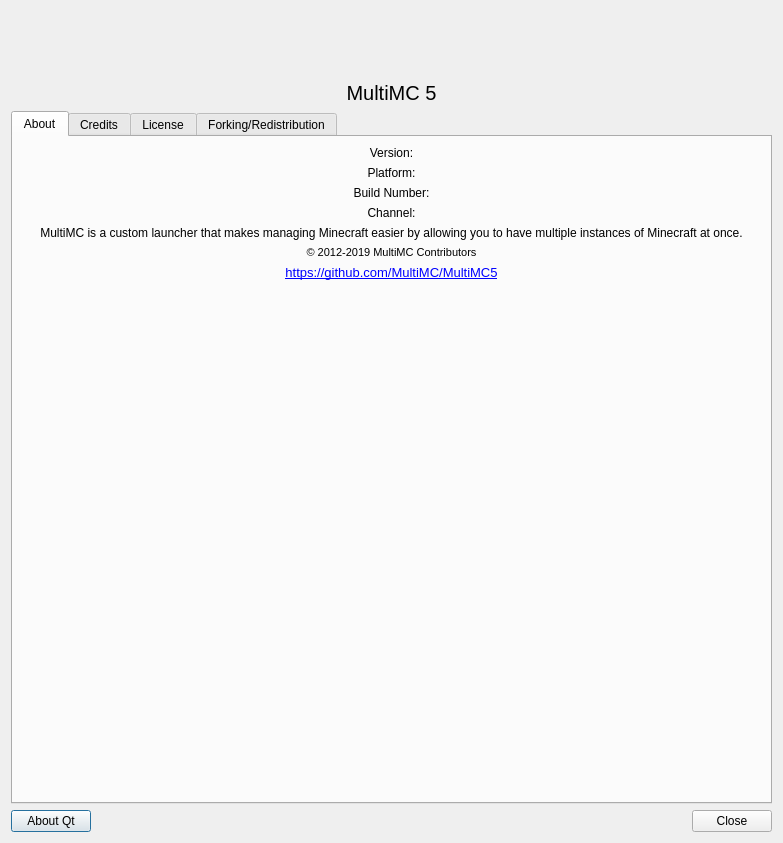
Before: the Qt Designer form src/application/dialogs/AboutDialog.ui in Flyer737/MoonMC, drawn with Qt 5.
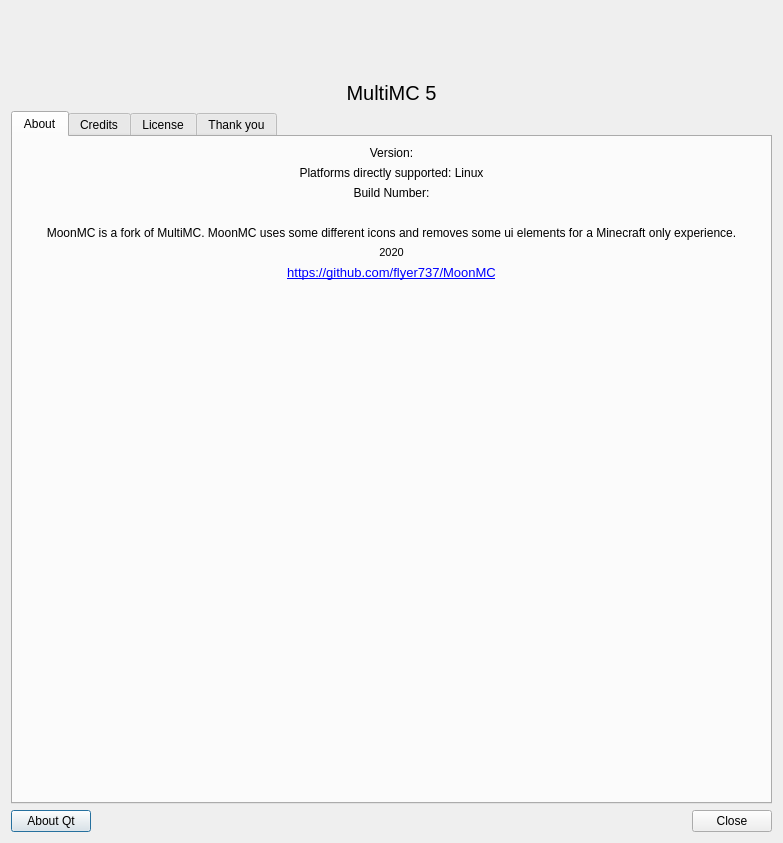
After: the same form once the commit is applied.

```diff
--- a/src/application/dialogs/AboutDialog.ui
+++ b/src/application/dialogs/AboutDialog.ui
@@ -113,7 +113,7 @@
        <item>
         <widget class="QLabel" name="platformLabel">
          <property name="text">
-          <string>Platform:</string>
+          <string>Platforms directly supported: Linux</string>
          </property>
          <property name="alignment">
           <set>Qt::AlignCenter</set>
@@ -133,7 +133,7 @@
        <item>
         <widget class="QLabel" name="channelLabel">
          <property name="text">
-          <string>Channel:</string>
+          <string></string>
          </property>
          <property name="alignment">
           <set>Qt::AlignCenter</set>
@@ -146,7 +146,7 @@
           <bool>true</bool>
          </property>
          <property name="text">
-          <string>&lt;html&gt;&lt;head/&gt;&lt;body&gt;&lt;p&gt;MultiMC is a custom launcher that makes managing Minecraft easier by allowing you to have multiple instances of Minecraft at once.&lt;/p&gt;&lt;/body&gt;&lt;/html&gt;</string>
+          <string>&lt;html&gt;&lt;head/&gt;&lt;body&gt;&lt;p&gt;MoonMC is a fork of MultiMC. MoonMC uses some different icons and removes some ui elements for a Minecraft only experience.&lt;/p&gt;&lt;/body&gt;&lt;/html&gt;</string>
          </property>
          <property name="alignment">
           <set>Qt::AlignCenter</set>
@@ -165,7 +165,7 @@
           </font>
          </property>
          <property name="text">
-          <string>© 2012-2019 MultiMC Contributors</string>
+          <string>2020</string>
          </property>
          <property name="alignment">
           <set>Qt::AlignCenter</set>
@@ -180,7 +180,7 @@
           </font>
          </property>
          <property name="text">
-          <string notr="true">&lt;html&gt;&lt;head/&gt;&lt;body&gt;&lt;p&gt;&lt;a href=&quot;https://github.com/MultiMC/MultiMC5&quot;&gt;https://github.com/MultiMC/MultiMC5&lt;/a&gt;&lt;/p&gt;&lt;/body&gt;&lt;/html&gt;</string>
+          <string notr="true">&lt;html&gt;&lt;head/&gt;&lt;body&gt;&lt;p&gt;&lt;a href=&quot;https://github.com/flyer737/MoonMC&quot;&gt;https://github.com/flyer737/MoonMC&lt;/a&gt;&lt;/p&gt;&lt;/body&gt;&lt;/html&gt;</string>
          </property>
          <property name="alignment">
           <set>Qt::AlignCenter</set>
@@ -249,7 +249,7 @@
      </widget>
      <widget class="QWidget" name="forkingTab">
       <attribute name="title">
-       <string>Forking/Redistribution</string>
+       <string>Thank you</string>
       </attribute>
       <layout class="QVBoxLayout" name="verticalLayout_4">
        <item>
```
Left out of the diff: 4 changed lines with no effect on the pictures.
